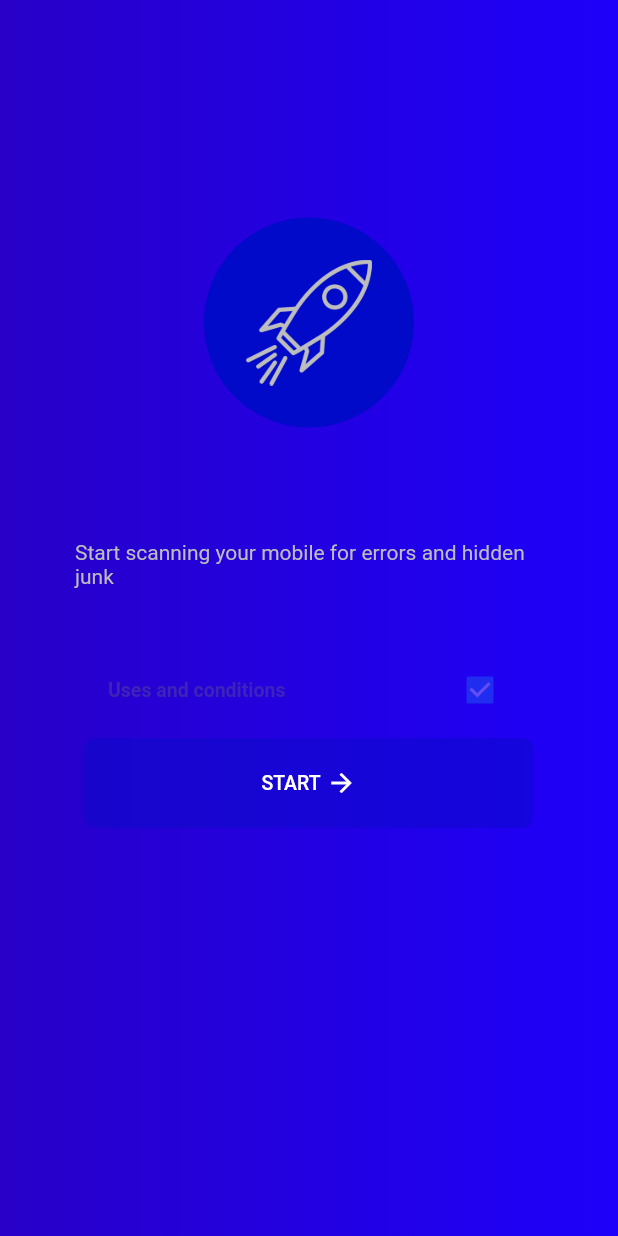
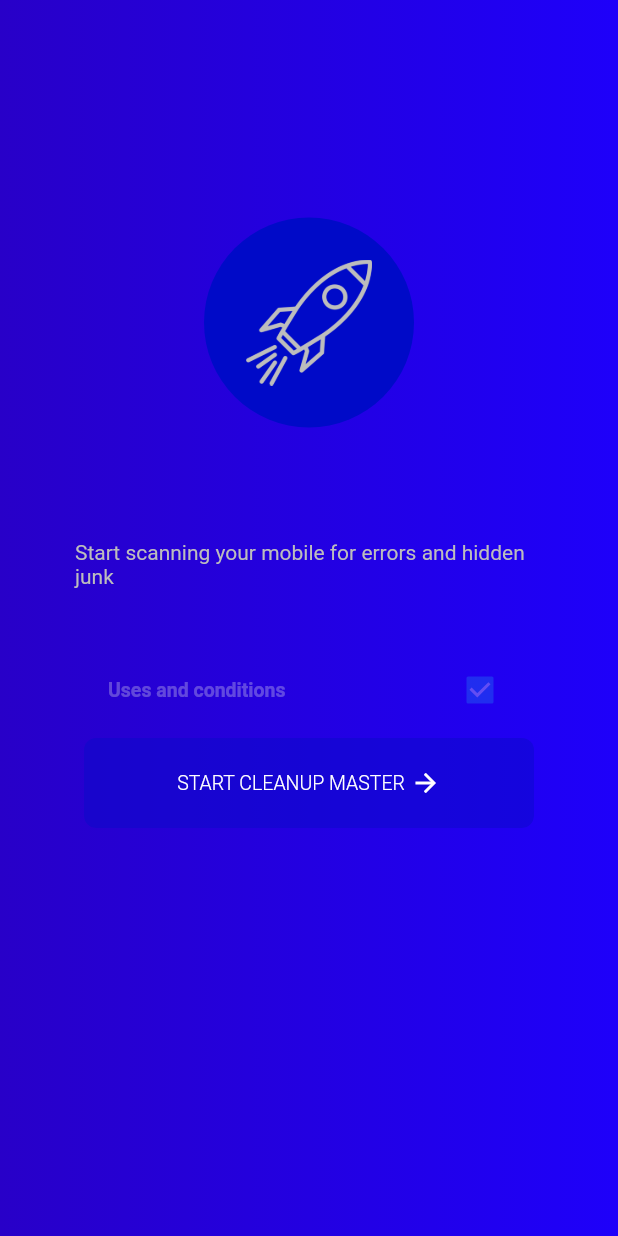
Before and after one commit to jeremiasramirez/cleanup-app-flutter, a Flutter app: the screen it shows after launch, on a phone screen of 412 x 824 dp. Run offline on Flutter 3.47's test engine with Material 2 defaults, Android fonts, the light colour scheme and no system bars; our stand-ins replace animate_do; Roboto replaces fonts that are missing (ubuntu).

Commit message:
agregado screen+mejorado start-app page

```diff
--- a/lib/widgets/start/StartWidgets.dart
+++ b/lib/widgets/start/StartWidgets.dart
@@ -49,7 +49,7 @@ class ContentStartFull extends State<ContentStart> {
             value: true,
             title: Text("Uses and conditions",
                 style: TextStyle(
-                    color: Colors.grey[600],
+                    color: Colors.grey[200],
                     fontFamily: 'ubuntu',
                     fontWeight: FontWeight.bold,
                     fontSize: 13)),
@@ -95,8 +95,12 @@ class ContentStartFull extends State<ContentStart> {
           child: TextButton(
             style: TextButton.styleFrom(padding: EdgeInsets.all(20)),
             child: Row(mainAxisAlignment: MainAxisAlignment.center, children: [
-              Text("START",
-                  style: TextStyle(color: Colors.white, fontSize: 13)),
+              Text("START CLEANUP MASTER",
+                  style: TextStyle(
+                      fontWeight: FontWeight.w300,
+                      color: Colors.white,
+                      fontFamily: 'ubuntu',
+                      fontSize: 13)),
               SizedBox(width: 4),
               Icon(Icons.arrow_forward, size: 20, color: Colors.white)
             ]),
```
Also changed, not shown: Screen-app.png (added).
